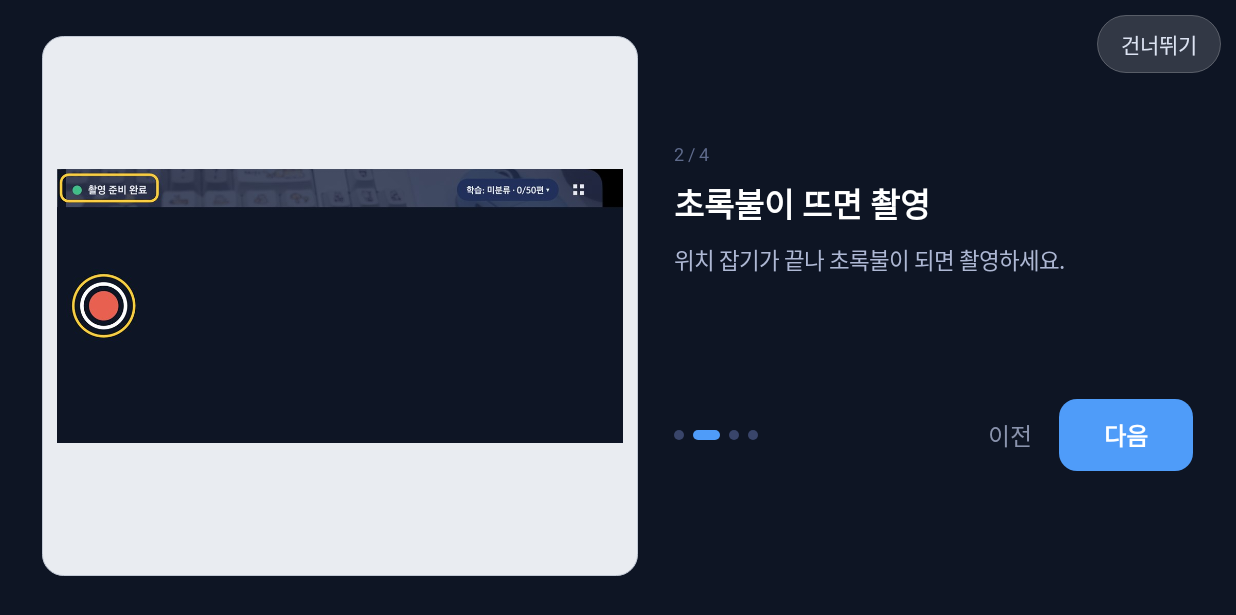
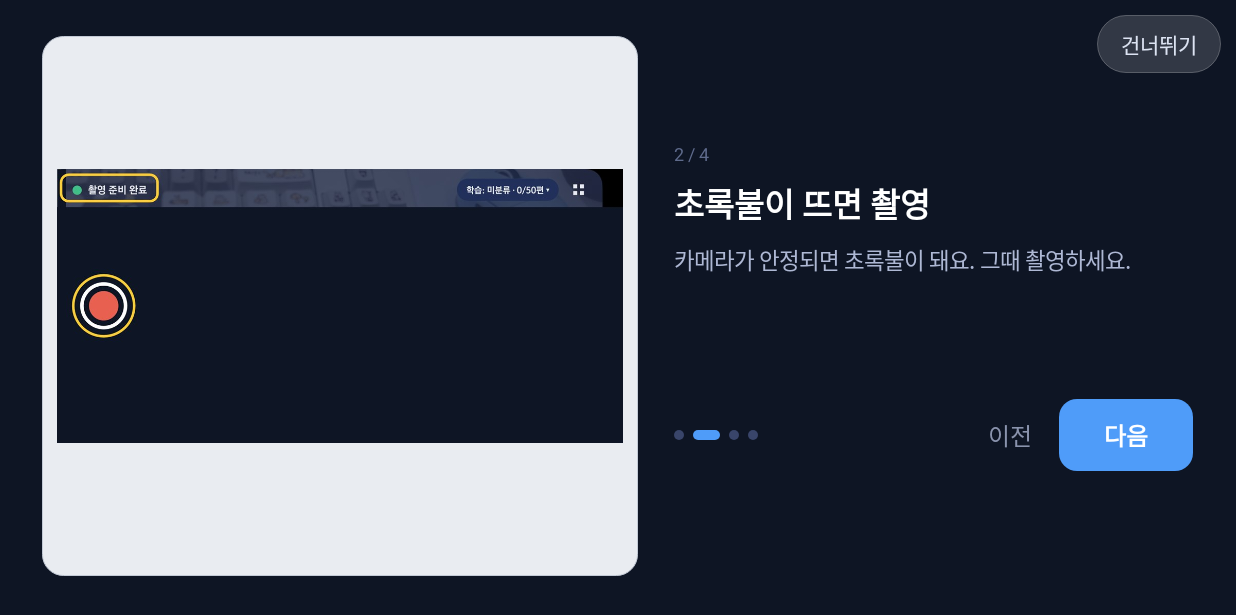
Before and after one commit to ehrud7654/Physical-AI-project, an Android app: the TutorialActivity screen opened directly, with no data from a screen before it, after a tap on "다음", on a phone screen of 824 x 412 dp (held sideways). Shown: the top 615 px of the screen. Run offline under Robolectric (Android 15) with nearby library versions, the phone set to English and light mode, and no system bars.

Commit message:
refactor: 촬영 신호등 문구 사용자 관점으로 - 카메라 안정/동작 촬영 가능 (S15P21A103-157)

```diff
--- a/APP/arpose/app/src/main/java/com/ssafy/arpose/MainActivity.kt
+++ b/APP/arpose/app/src/main/java/com/ssafy/arpose/MainActivity.kt
@@ -170,7 +170,7 @@ class MainActivity : Activity(), GLSurfaceView.Renderer {
         recBtn.setOnClickListener {
             when {
                 recorder?.isRecording == true -> pendingToggle = true   // 정지는 항상 허용
-                !trackingOk -> Toast.makeText(this, "위치 잡는 중이에요 — 잠시 후 다시 시도", Toast.LENGTH_SHORT).show()
+                !trackingOk -> Toast.makeText(this, "카메라 안정 중이에요 — 잠시 후 다시 시도", Toast.LENGTH_SHORT).show()
                 !aeLock -> Toast.makeText(this, "밝기를 고정해 주세요 (설정 → 밝기 고정)", Toast.LENGTH_SHORT).show()
                 else -> pendingToggle = true
             }
@@ -834,8 +834,8 @@ class MainActivity : Activity(), GLSurfaceView.Renderer {
                     // 촬영 신호등 — 개발용 용어 대신 사람 말로
                     when {
                         lowSpaceNotice -> { sigDot.setTextColor(0xFFE0685E.toInt()); sigText.text = "저장공간 부족 — 녹화 불가" }
-                        trackingOk -> { sigDot.setTextColor(0xFF3FBF87.toInt()); sigText.text = if (recording) "녹화 중" else "촬영 준비 완료" }
-                        state == TrackingState.PAUSED -> { sigDot.setTextColor(0xFFE0685E.toInt()); sigText.text = "위치 잡는 중 — 천천히 움직이세요" }
+                        trackingOk -> { sigDot.setTextColor(0xFF3FBF87.toInt()); sigText.text = if (recording) "녹화 중" else "동작 촬영 가능" }
+                        state == TrackingState.PAUSED -> { sigDot.setTextColor(0xFFE0685E.toInt()); sigText.text = "카메라 안정 중 — 천천히 움직이세요" }
                         else -> { sigDot.setTextColor(0xFFE0A44E.toInt()); sigText.text = "준비 중…" }
                     }
                     aeBadge.visibility = if (aeLock) View.GONE else View.VISIBLE
--- a/APP/arpose/app/src/main/java/com/ssafy/arpose/TutorialActivity.kt
+++ b/APP/arpose/app/src/main/java/com/ssafy/arpose/TutorialActivity.kt
@@ -26,7 +26,7 @@ class TutorialActivity : Activity() {
         Page("학습을 먼저 골라요",
             "촬영 전에 학습을 선택하세요. 아직 못 정했으면 '미분류'로 찍고 나중에 지정할 수 있어요."),
         Page("초록불이 뜨면 촬영",
-            "위치 잡기가 끝나 초록불이 되면 촬영하세요."),
+            "카메라가 안정되면 초록불이 돼요. 그때 촬영하세요."),
         Page("마커 보이게, 천천히",
             "집게의 분홍 마커 두 개가 화면에 계속 보이게 하고 천천히 움직이세요. 급하면 재촬영이에요."),
         Page("기록에서 확인·전송",
```
